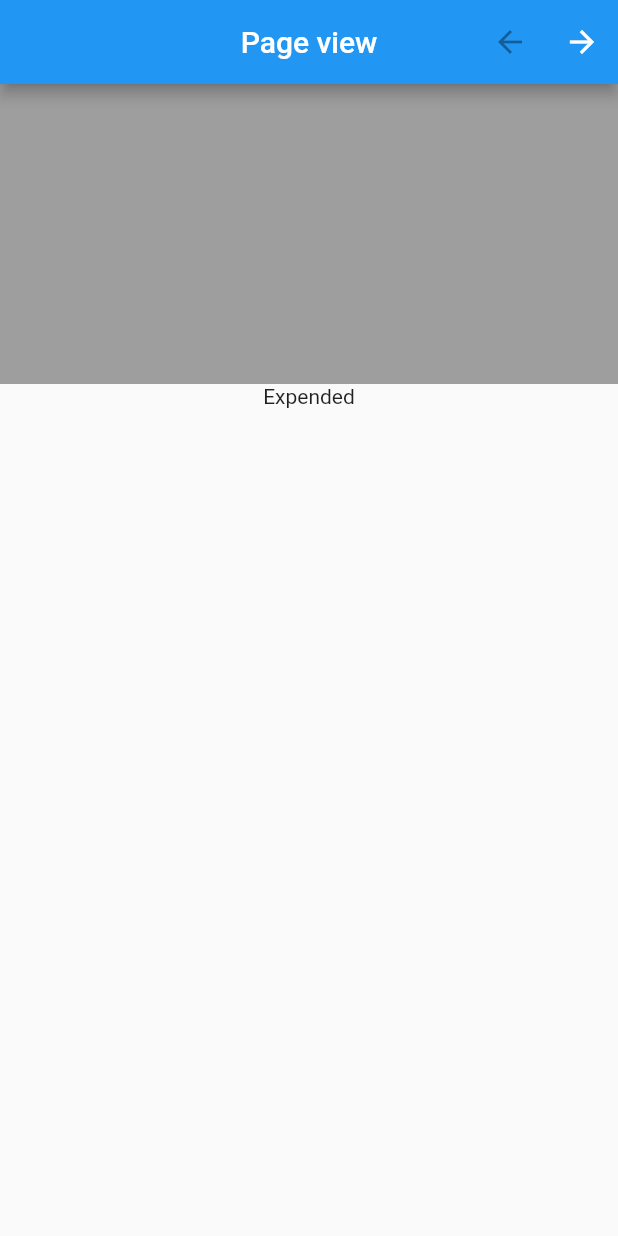
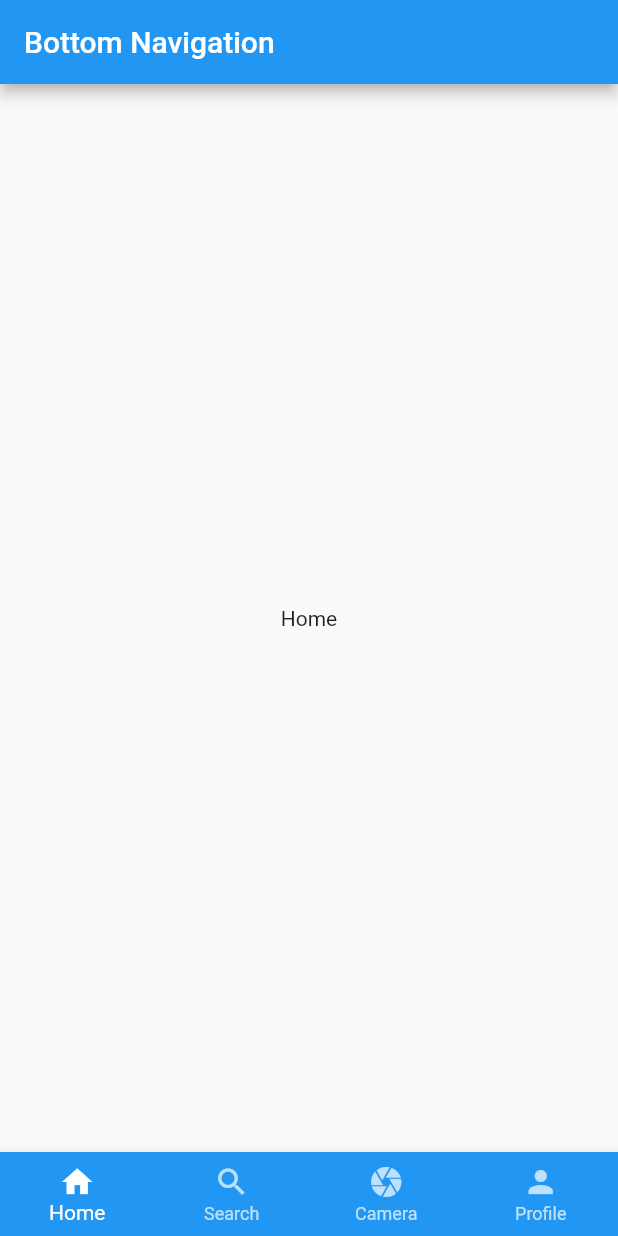
Before and after one commit to 3-Shamim/flutter_layout, a Flutter app: the screen it shows after launch, on a phone screen of 412 x 824 dp. Run offline on Flutter 3.47's test engine with Material 2 defaults, Android fonts, the phone set to English and light mode, and no system bars.

Commit message:
bottom navigation

```diff
--- a/lib/main.dart
+++ b/lib/main.dart
@@ -1,5 +1,5 @@
 import 'package:flutter/material.dart';
-import 'package:flutterlayout/pages/my_page_view.dart';
+import 'package:flutterlayout/pages/Home.dart';
 
 void main() {
   runApp(MaterialApp(
@@ -7,6 +7,6 @@ void main() {
     theme: ThemeData(
 
     ),
-    home: MyPageView(),
+    home: Home(),
   ));
 }
--- /dev/null
+++ b/lib/pages/Home.dart
@@ -0,0 +1,69 @@
+import 'package:flutter/material.dart';
+
+class Home extends StatefulWidget {
+  @override
+  _HomeState createState() => _HomeState();
+}
+
+class _HomeState extends State<Home> {
+  int _tabIndex = 0;
+
+  final tabs = [
+    Center(
+      child: Text("Home"),
+    ),
+    Center(
+      child: Text("Search"),
+    ),
+    Center(
+      child: Text("Camera"),
+    ),
+    Center(
+      child: Text("Profile"),
+    )
+  ];
+
+  @override
+  Widget build(BuildContext context) {
+    return Scaffold(
+      appBar: AppBar(
+        title: Text("Bottom Navigation"),
+      ),
+      body: tabs[_tabIndex],
+      bottomNavigationBar: BottomNavigationBar(
+        currentIndex: _tabIndex,
+        backgroundColor: Colors.blue,
+        type: BottomNavigationBarType.fixed,
+        selectedItemColor: Colors.white,
+        unselectedItemColor: Colors.white70,
+        items: [
+          BottomNavigationBarItem(
+            icon: Icon(Icons.home),
+            title: Text("Home"),
+//            backgroundColor: Colors.blue,
+          ),
+          BottomNavigationBarItem(
+            icon: Icon(Icons.search),
+            title: Text("Search"),
+//            backgroundColor: Colors.redAccent,
+          ),
+          BottomNavigationBarItem(
+            icon: Icon(Icons.camera),
+            title: Text("Camera"),
+//            backgroundColor: Colors.amberAccent,
+          ),
+          BottomNavigationBarItem(
+            icon: Icon(Icons.person),
+            title: Text("Profile"),
+//            backgroundColor: Colors.orangeAccent,
+          ),
+        ],
+        onTap: (index) {
+          setState(() {
+            _tabIndex = index;
+          });
+        },
+      ),
+    );
+  }
+}
--- a/lib/pages/my_page_view.dart
+++ /dev/null
@@ -1,77 +0,0 @@
-import 'package:flutter/material.dart';
-
-class MyPageView extends StatefulWidget {
-  @override
-  _MyPageViewState createState() => _MyPageViewState();
-}
-
-class _MyPageViewState extends State<MyPageView> {
-  PageController _pageController = PageController(initialPage: 0);
-  int _pageIndex = 0;
-  int _pageSize = 4;
-
-  @override
-  Widget build(BuildContext context) {
-    return Scaffold(
-      appBar: AppBar(
-        title: Text("Page view"),
-        centerTitle: true,
-        actions: <Widget>[
-          IconButton(
-            icon: Icon(Icons.arrow_back),
-            onPressed: _pageIndex > 0 ? () {
-              if (_pageController.hasClients) {
-                _pageController.animateToPage(--_pageIndex,
-                    duration: Duration(microseconds: 250),
-                    curve: Curves.bounceIn);
-              }
-            } : null,
-          ),
-          IconButton(
-            icon: Icon(Icons.arrow_forward),
-            onPressed: _pageIndex < _pageSize - 1 ? () {
-              if (_pageController.hasClients) {
-                _pageController.animateToPage(++_pageIndex,
-                    duration: Duration(microseconds: 250),
-                    curve: Curves.bounceIn);
-              }
-            } : null,
-          ),
-        ],
-      ),
-      body: Column(
-        children: <Widget>[
-          Container(
-            height: 200.0,
-            child: PageView(
-              pageSnapping: false,
-              controller: _pageController,
-              onPageChanged: (index) {
-                setState(() {
-                  _pageIndex = index;
-                });
-              },
-              children: <Widget>[
-                Container(
-                  color: Colors.grey,
-                ),
-                Container(
-                  color: Colors.lightBlue,
-                ),
-                Container(
-                  color: Colors.redAccent,
-                ),
-                Container(
-                  color: Colors.blueAccent,
-                )
-              ],
-            ),
-          ),
-          Expanded(
-            child: Text("Expended"),
-          )
-        ],
-      )
-    );
-  }
-}
```
